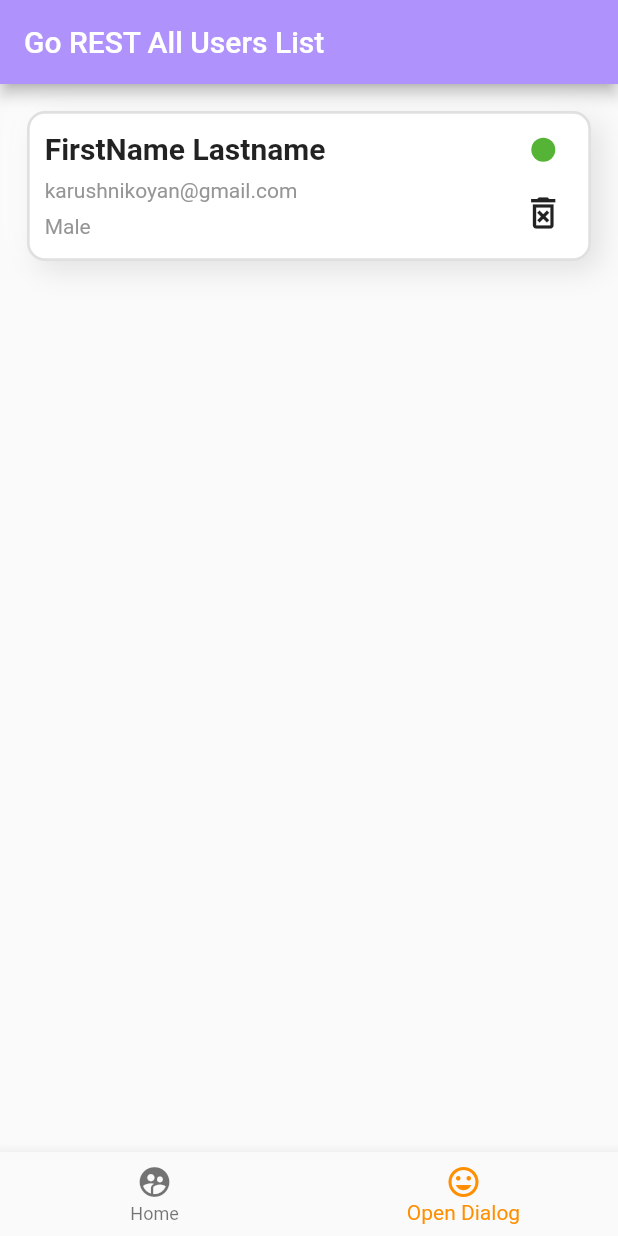
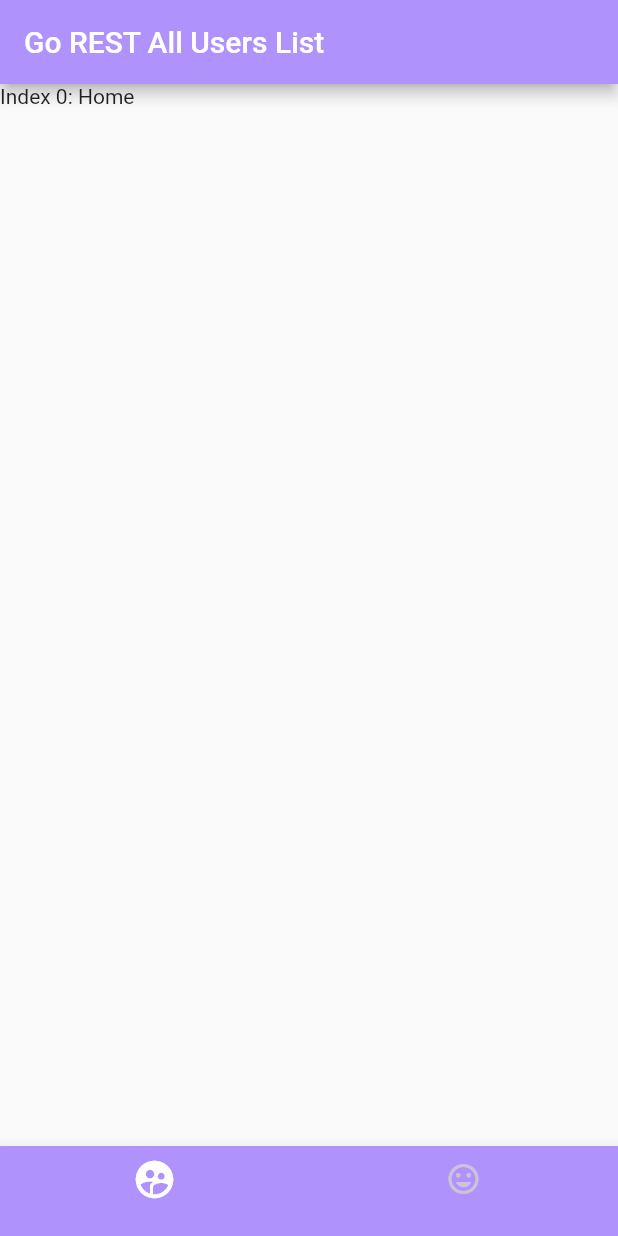
Before and after one commit to karushnikoyan/ananix_junior_project, a Flutter app: the screen it shows after launch, on a phone screen of 412 x 824 dp. Run offline on Flutter 3.47's test engine with Material 2 defaults, Android fonts, the phone set to English and light mode, and no system bars.

Commit message:
have been added ButtonNavigationBar realisacia witout screens

```diff
--- a/lib/main.dart
+++ b/lib/main.dart
@@ -1,6 +1,6 @@
 
 import 'package:ananix_junior_project/src/manager_state.dart';
-import 'package:ananix_junior_project/src/presentation/screens/all_user_screen.dart';
+import 'package:ananix_junior_project/src/presentation/screens/screen_selector_manager.dart';
 import 'package:flutter/material.dart';
 
 void main() {
--- a/lib/src/data/constants.dart
+++ b/lib/src/data/constants.dart
@@ -3,3 +3,4 @@ import 'dart:ui';
 const Color kPurple = Color(0xFFAF92FB);
 const Color kGreen = Color.fromRGBO(85, 180, 53,1);
 const Color kGray = Color.fromRGBO(149, 149, 149,1);
+const Color kPurpleAccent = Color.fromRGBO(204, 195, 218,1);
--- a/lib/src/manager_state.dart
+++ b/lib/src/manager_state.dart
@@ -1,4 +1,4 @@
-import 'package:ananix_junior_project/src/presentation/screens/all_user_screen.dart';
+import 'package:ananix_junior_project/src/presentation/screens/screen_selector_manager.dart';
 import 'package:flutter/cupertino.dart';
 import 'package:flutter/material.dart';
 
@@ -19,7 +19,7 @@ class _ANManagerState extends State<ANManager> {
       // theme: ThemeData(
       //   primarySwatch : kPurple,
       // ),
-      home: const AllUserScreen(),
+      home: const ScreenSelectorManager(),
 
     );
   }
--- a/lib/src/presentation/screens/active_user_screen.dart
+++ b/lib/src/presentation/screens/active_user_screen.dart
@@ -0,0 +1,10 @@
+import 'package:flutter/material.dart';
+
+class ActiveUserScreen extends StatelessWidget {
+  const ActiveUserScreen({Key? key}) : super(key: key);
+
+  @override
+  Widget build(BuildContext context) {
+    return Container(color: Colors.indigoAccent,);
+  }
+}
--- a/lib/src/presentation/screens/all_user_screen.dart
+++ /dev/null
@@ -1,62 +0,0 @@
-import 'package:ananix_junior_project/src/presentation/widgets/item_card.dart';
-import 'package:flutter/material.dart';
-import 'package:flutter/rendering.dart';
-
-import '../../data/constants.dart';
-
-class AllUserScreen extends StatelessWidget {
-  const AllUserScreen({Key? key}) : super(key: key);
-
-  @override
-  Widget build(BuildContext context) {
-    return Scaffold(
-      appBar: AppBar(
-        backgroundColor: kPurple,
-        title: const Text('Go REST All Users List'),
-      ),
-      // backgroundColor: Colors.green,
-      body: Column(
-        children: [
-         ItemCard(),
-        ],
-      ),
-      bottomNavigationBar: BottomNavigationBar(
-        items: const <BottomNavigationBarItem>[
-          BottomNavigationBarItem(
-            icon: Icon(Icons.supervised_user_circle_rounded),
-            label: 'Home',
-          ),
-          BottomNavigationBarItem(
-            icon: Icon(Icons.insert_emoticon),
-            label: 'Open Dialog',
-          ),
-        ],
-        currentIndex: 1,
-        selectedItemColor: Colors.amber[800],
-        onTap: (int index) {
-          // switch (index) {
-          //   case 0:
-          //   // only scroll to top when current index is selected.
-          //   //   if (_selectedIndex == index) {
-          //   //     _homeController.animateTo(
-          //   //       0.0,
-          //   //       duration: const Duration(milliseconds: 500),
-          //   //       curve: Curves.easeOut,
-          //       );
-          //     }
-          //     break;
-          //   case 1:
-          //     showModal(context);
-          //     break;
-          // }
-          // setState(
-          //       () {
-          //     // _selectedIndex = index;
-          //   },
-          // );
-        },
-      ),
-
-    );
-  }
-}
--- /dev/null
+++ b/lib/src/presentation/screens/screen_selector_manager.dart
@@ -0,0 +1,68 @@
+import 'package:ananix_junior_project/src/presentation/screens/active_user_screen.dart';
+import 'package:flutter/material.dart';
+import '../../data/constants.dart';
+
+class ScreenSelectorManager extends StatefulWidget {
+  const ScreenSelectorManager({Key? key}) : super(key: key);
+
+  @override
+  State<ScreenSelectorManager> createState() => _ScreenSelectorManagerState();
+}
+
+class _ScreenSelectorManagerState extends State<ScreenSelectorManager> {
+  int _selectedTab = 0;
+
+  void onSelectTab(int index){
+    setState(() {
+      if(_selectedTab == index){
+        return;
+      }
+      _selectedTab = index;
+    });
+  }
+   static const List<Widget> _widgetOptions = <Widget>[
+    Text(
+      'Index 0: Home',
+    ),
+     ActiveUserScreen()
+
+     // Text(
+    //   'Index 1: Business',
+    // ),
+    // AllUserScreen(),
+    // ActiveUserScreen()
+  ];
+
+
+  @override
+  Widget build(BuildContext context) {
+    return Scaffold(
+      appBar: AppBar(
+        backgroundColor: kPurple,
+        title: const Text('Go REST All Users List'),
+      ),
+      // backgroundColor: Colors.green,
+      body: _widgetOptions[_selectedTab],
+      bottomNavigationBar: BottomNavigationBar(
+        currentIndex: _selectedTab,
+        backgroundColor: kPurple,
+        selectedItemColor: Colors.white,
+        unselectedItemColor: kPurpleAccent,
+        items: const <BottomNavigationBarItem>[
+          BottomNavigationBarItem(
+            icon: Icon(
+              Icons.supervised_user_circle_rounded,
+              size: 30,
+            ),
+            label: '',
+          ),
+          BottomNavigationBarItem(
+            icon: Icon(Icons.insert_emoticon),
+            label: '',
+          ),
+        ],
+        onTap: onSelectTab,
+      ),
+    );
+  }
+}
```
Also changed, not shown: 10 other files.
